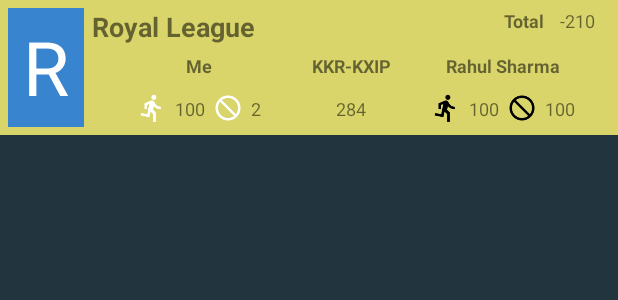
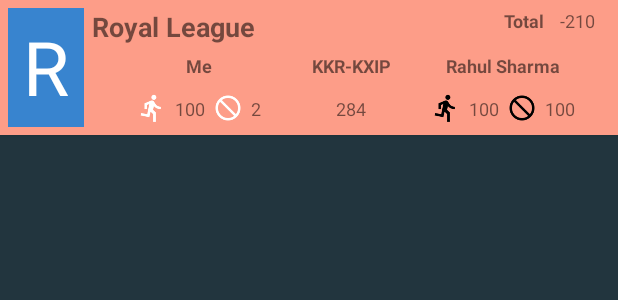
Before and after one commit to Rahulxlash/Proj106, an Android app: the layout item_league_list.xml on its own in the app's theme, with its tools: preview values and no code run, on a phone screen of 412 x 824 dp. Shown: the top 300 px of the screen. Run offline under Robolectric (Android 15) with nearby library versions, the phone set to English and light mode, and no system bars.

```diff
--- a/app/src/main/res/layout/item_league_list.xml
+++ b/app/src/main/res/layout/item_league_list.xml
@@ -14,7 +14,7 @@
         android:layout_width="match_parent"
         android:layout_height="90dp"
         android:layout_margin="0dp"
-        card_view:cardBackgroundColor="@color/cardcolor"
+        card_view:cardBackgroundColor="@color/cardcolorLoss"
         card_view:cardCornerRadius="0dp"
         card_view:contentPadding="0dp"
         card_view:paddingEnd="20dp">
--- a/app/src/main/res/values/colors.xml
+++ b/app/src/main/res/values/colors.xml
@@ -12,7 +12,7 @@
     <color name="transparent">#f2ecec</color>
     <color name="button">#5c6e74</color>
     <color name="actionbar">#01181c</color>
-    <color name="cardcolor">#d9d56a</color>
+    <color name="cardcolor">#babfba</color>
     <color name="cardcolorWin">#94dc7c</color>
     <color name="cardcolorLoss">#fd9d88</color>
 </resources>
```
Also changed, not shown: app/build.gradle (+4 -3 lines), app/src/main/java/com/cricketta/league/fragment/CreateLeague_dlg.java (added, +30 -0 lines), app/src/main/res/layout/fragment_create_league_dlg.xml (added, +13 -0 lines).
